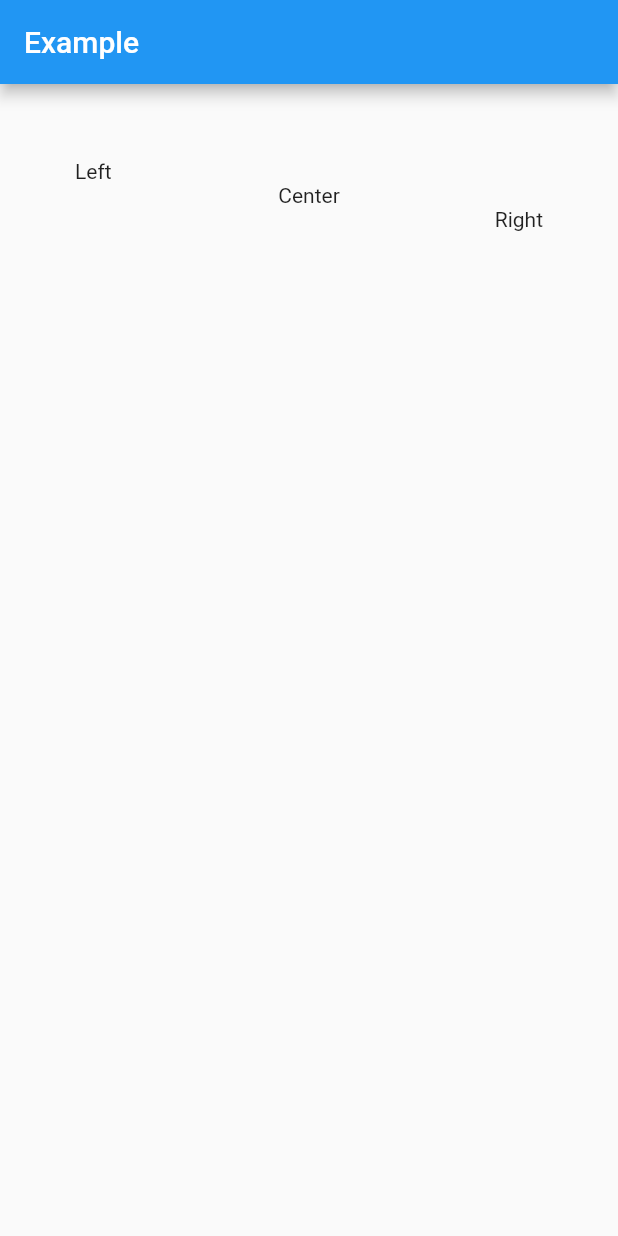
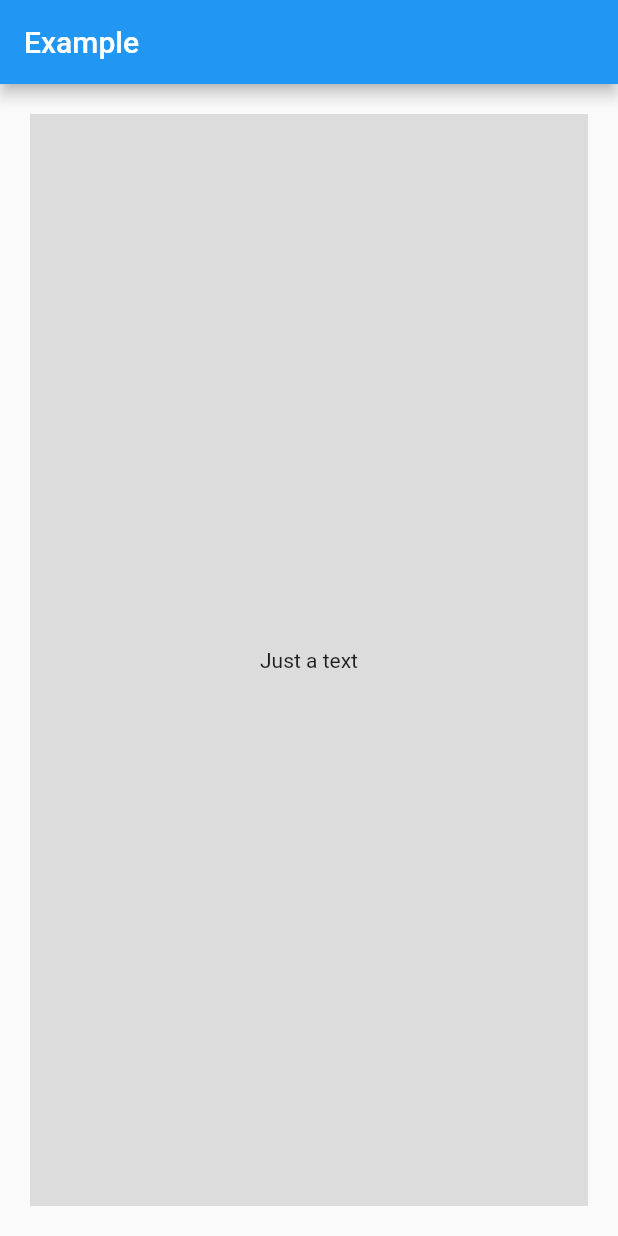
Before and after one commit to Paroca72/nester, a Flutter app: the screen it shows after launch, on a phone screen of 412 x 824 dp. Run offline on Flutter 3.47's test engine with Material 2 defaults, Android fonts, the phone set to English and light mode, and no system bars.

Commit message:
New release

```diff
--- a/example/lib/main.dart
+++ b/example/lib/main.dart
@@ -11,28 +11,29 @@ class MyApp extends StatelessWidget {
   // This widget is the root of your application.
   @override
   Widget build(BuildContext context) {
-    return Nester.queue([
+    return Nester.list([
       (next) => MaterialApp(
             title: 'Flutter Demo',
             theme: ThemeData(primarySwatch: Colors.blue),
-            home: next(),
+            home: next,
           ),
       (next) => Scaffold(
-            appBar: next() as PreferredSizeWidget,
-            body: next(),
+            appBar: AppBar(title: const Text("Example")),
+            body: next,
           ),
-      (_) => AppBar(title: const Text("Example")),
       (next) => Padding(
-            padding: const EdgeInsets.all(50),
-            child: next(),
+            padding: const EdgeInsets.all(20),
+            child: next,
           ),
-      (next) => Column(
-            crossAxisAlignment: CrossAxisAlignment.stretch,
-            children: next(take: 3), // or [ next(), next(), next() ],
+      (next) => Container(
+            color: Colors.black12,
+            child: next,
           ),
-      (_) => const Text("Left", textAlign: TextAlign.left),
-      (_) => const Text("Center", textAlign: TextAlign.center),
-      (_) => const Text("Right", textAlign: TextAlign.right),
+      (next) => Center(child: next),
+      (_) => Column(
+            mainAxisAlignment: MainAxisAlignment.center,
+            children: const <Widget>[Text("Just a text")],
+          ),
     ]);
   }
 }
--- a/lib/src/nester.dart
+++ b/lib/src/nester.dart
@@ -18,7 +18,7 @@ class Nester extends StatelessWidget {
 
   /// Force to use a list of widgets
   Nester.list(
-    List<Widget Function(Widget)> children, {
+    List<_ListNextCalling> children, {
     Key? key,
     this.throwRangeException = false,
   })  : type = _NesterTypes.list,
@@ -29,10 +29,20 @@ class Nester extends StatelessWidget {
   /// Each time will be called the passed function will be consumed a child
   /// inside the queue.
   Nester.queue(
-    List<Widget Function(Function({int? skip, int? take}))> children, {
+    List<_QueueNextCalling> children, {
     Key? key,
     this.throwRangeException = false,
   })  : type = _NesterTypes.queue,
+        children = children.toList(),
+        super(key: key);
+
+  /// Manage the widgets list like a queue but add some extended function to
+  /// the next calling function.
+  Nester.extended(
+      List<_ExtendedNextCalling> children, {
+        Key? key,
+        this.throwRangeException = false,
+      })  : type = _NesterTypes.extended,
         children = children.toList(),
         super(key: key);
 
@@ -40,11 +50,18 @@ class Nester extends StatelessWidget {
   Widget build(BuildContext context) {
     switch (type) {
       case _NesterTypes.list:
-        return _List(children as List<Widget Function(Widget)>).elaborate();
+        return _List(
+          children: children as List<_ListNextCalling>,
+        ).elaborate();
       case _NesterTypes.queue:
         return _Queue(
-          children as List<Widget Function(Function({int? skip, int? take}))>,
-          throwRangeException,
+          children: children as List<_QueueNextCalling>,
+          throwRangeException: throwRangeException,
+        ).elaborate();
+      case _NesterTypes.extended:
+        return _Queue(
+          childrenExtended: children as List<_ExtendedNextCalling>,
+          throwRangeException: throwRangeException,
         ).elaborate();
     }
   }
@@ -54,18 +71,29 @@ class Nester extends StatelessWidget {
 enum _NesterTypes {
   list,
   queue,
+  extended,
 }
 
-/// Define the generic use of nester.
+/// Define the function call type for <list>
+typedef _ListNextCalling = Widget Function(Widget);
+
+/// Define the function call type for <queue>
+typedef _QueueNextCalling = Widget Function(Function({int? skip, int? take}));
+
+/// Define the function call type for <queue>
+typedef _ExtendedNextCalling = Widget Function(
+    Function({int? skip, int? take, dynamic param}), dynamic param);
+
+/// The generic use of nester.
 ///
 /// The children will be just a list Widget and every "next" will be in row
 /// of the list at the next position.
 class _List {
   /// The original children list
-  final List<Widget Function(Widget)> children;
+  final List<_ListNextCalling> children;
 
   /// Requested fields
-  _List(this.children);
+  _List({required this.children});
 
   /// Elaborate the list
   Widget elaborate() {
@@ -81,7 +109,7 @@ class _List {
   }
 }
 
-/// Define the queue use of nester.
+/// Queue use of nester.
 ///
 /// The children will be just a list Widget and every "next" will be consuming
 /// the next position in the list.
@@ -89,26 +117,48 @@ class _List {
 /// starting from the last.
 class _Queue {
   /// The original children list
-  final List<Widget Function(Function({int? skip, int? take}))> children;
+  final List<_QueueNextCalling>? children;
+
+  /// The extended children list.
+  /// Will add the behavior to pass a parameter to the next call.
+  final List<_ExtendedNextCalling>? childrenExtended;
 
   /// Define if need to throw ErrorRange exception
   final bool throwRangeException;
 
   /// Requested fields
-  _Queue(this.children, this.throwRangeException);
+  _Queue({
+    this.children,
+    this.childrenExtended,
+    this.throwRangeException = false,
+  });
 
   /// The current position in list
   int _currentIndex = 0;
 
+  /// Get the list length.
+  /// One of two list (children and childrenExtended) must be not null.
+  int _getLength() {
+    if (children != null) return children!.length;
+    if (childrenExtended != null) return childrenExtended!.length;
+    return 0;
+  }
+
   /// Make the calling to the next function in the list
-  _makeCalling() {
+  _makeCalling(dynamic param) {
     // If over the bounds return an empty Container
-    if (!throwRangeException && _currentIndex > children.length - 1) {
+    if (!throwRangeException && _currentIndex > _getLength() - 1) {
       return Container();
     }
 
     // Call the next item in list
-    return children[_currentIndex](_next);
+    /// One of two list (children and childrenExtended) must be not null.
+    if (children != null) {
+      return children![_currentIndex](_next);
+    }
+    if (childrenExtended != null) {
+      return childrenExtended![_currentIndex](_next, param);
+    }
   }
 
   /// This will call the next Widget in the tree
@@ -121,11 +171,12 @@ class _Queue {
   /// nested calling will not count as consumed. The result will be an array of
   /// Widget.
   ///
-  /// If [skip] is not null and [take] is null an empty container will be
+  /// Param [param] will passed to next calling as parameter.
+  ///
+  /// NOTE: If [skip] is not null and [take] is null an empty container will be
   /// returned.
-  ///
-  /// NOTE that [skip] param will be applied before [take].
-  _next({int? skip, int? take}) {
+  /// that [skip] param will be applied before [take].
+  _next({int? skip, int? take, dynamic param}) {
     // Apply skip
     skip = skip == null || skip < 0 ? 0 : skip;
     _currentIndex += skip;
@@ -139,7 +190,7 @@ class _Queue {
 
       // Increment before calling
       _currentIndex++;
-      return _makeCalling();
+      return _makeCalling(param);
     }
 
     // Multi case result
@@ -149,8 +200,8 @@ class _Queue {
       _currentIndex++;
 
       // Avoid range error if required
-      if (throwRangeException || _currentIndex < children.length) {
-        result.add(_makeCalling());
+      if (throwRangeException || _currentIndex < _getLength()) {
+        result.add(_makeCalling(param));
       }
     }
     return result.cast<Widget>();
@@ -162,6 +213,6 @@ class _Queue {
     // after the next calling should be work in cascade because inside the
     // next function we expect to be called the "_next" function recursively
     // for each branch.
-    return _makeCalling();
+    return _makeCalling(null);
   }
 }
--- a/pubspec.yaml
+++ b/pubspec.yaml
@@ -1,6 +1,6 @@
 name: nester
 description: Flutter library to automatically convert a list of widgets in a nested group of widget.
-version: 1.1.1
+version: 1.2.0
 homepage: https://github.com/Paroca72/nester
 
 environment:
```
Also changed, not shown: example/pubspec.lock, 2 other files.
